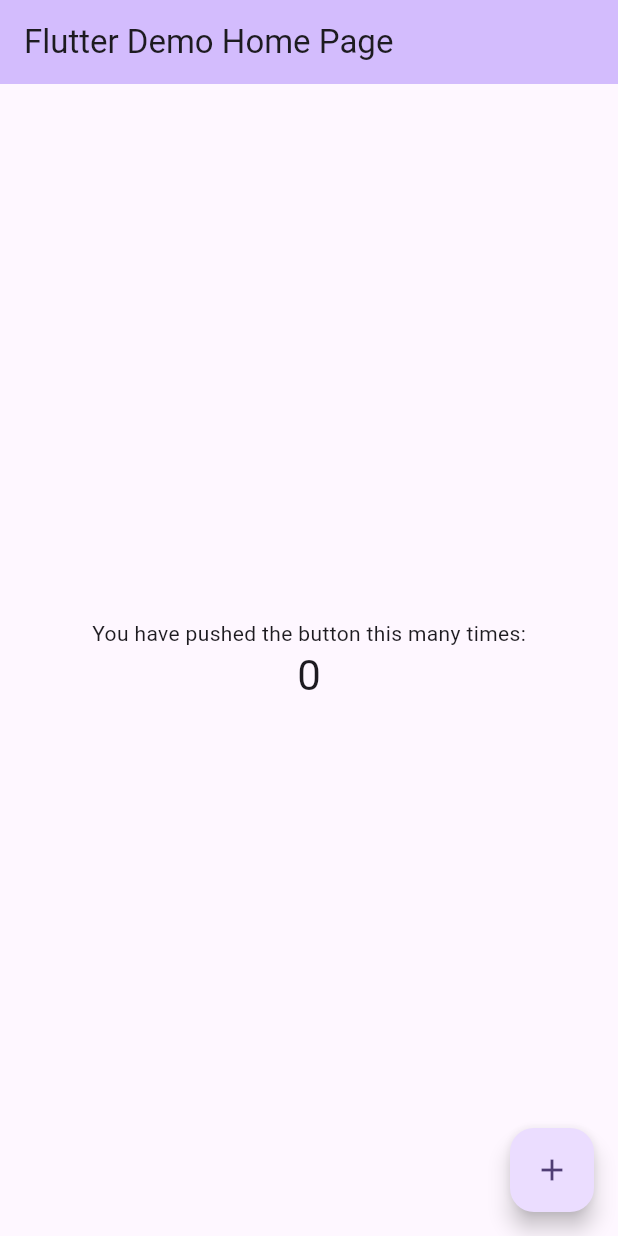
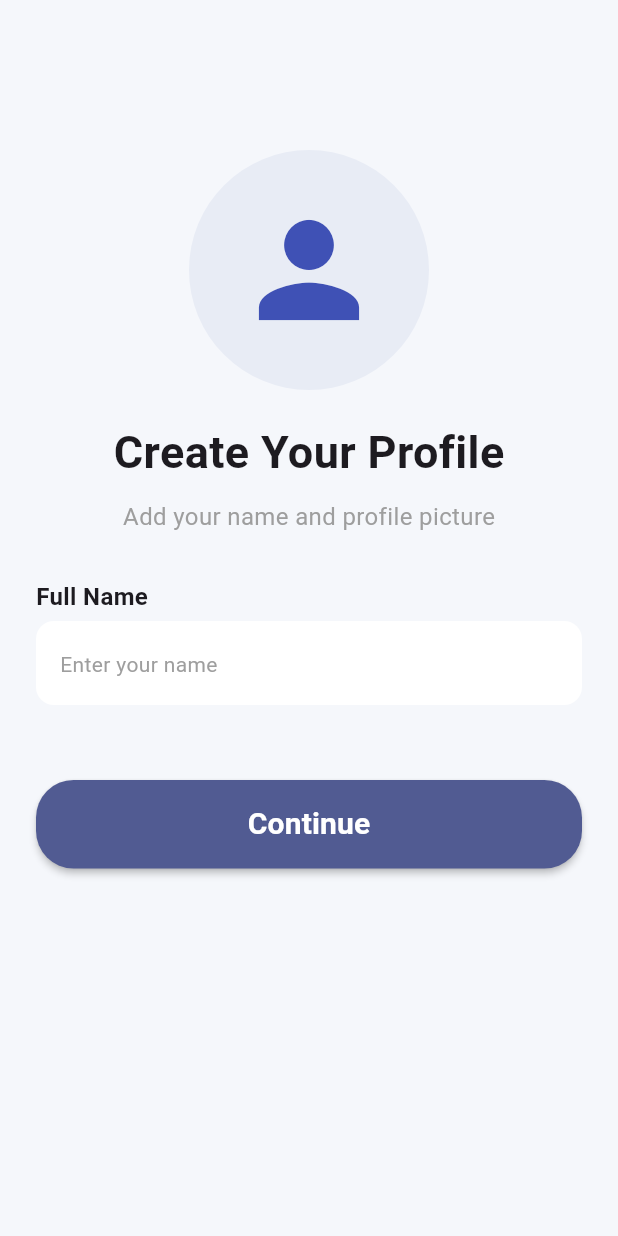
Before and after one commit to mohameddaosh187-cloud/To-Do-App, a Flutter app: the screen it shows after launch, on a phone screen of 412 x 824 dp. Run offline on Flutter 3.47's test engine with Material 3 defaults, Android fonts, the phone set to English and light mode, and no system bars.

Commit message:
build profile screen

```diff
--- /dev/null
+++ b/lib/core/app_routes.dart
@@ -0,0 +1,5 @@
+abstract class AppRoutes {
+  static String profile = "profile";
+  static String home = "Home";
+  static String addTask = "AddTask";
+}
--- a/lib/main.dart
+++ b/lib/main.dart
@@ -1,122 +1,26 @@
 import 'package:flutter/material.dart';
+import 'package:todo_app/core/app_routes.dart';
+import 'package:todo_app/view/screens/add_task_screen.dart';
+import 'package:todo_app/view/screens/home_screen.dart';
+import 'package:todo_app/view/screens/profile_screen.dart';
 
 void main() {
-  runApp(const MyApp());
+  runApp(const ToDoApp());
 }
 
-class MyApp extends StatelessWidget {
-  const MyApp({super.key});
+class ToDoApp extends StatelessWidget {
+  const ToDoApp({super.key});
 
-  // This widget is the root of your application.
   @override
   Widget build(BuildContext context) {
     return MaterialApp(
-      title: 'Flutter Demo',
-      theme: ThemeData(
-        // This is the theme of your application.
-        //
-        // TRY THIS: Try running your application with "flutter run". You'll see
-        // the application has a purple toolbar. Then, without quitting the app,
-        // try changing the seedColor in the colorScheme below to Colors.green
-        // and then invoke "hot reload" (save your changes or press the "hot
-        // reload" button in a Flutter-supported IDE, or press "r" if you used
-        // the command line to start the app).
-        //
-        // Notice that the counter didn't reset back to zero; the application
-        // state is not lost during the reload. To reset the state, use hot
-        // restart instead.
-        //
-        // This works for code too, not just values: Most code changes can be
-        // tested with just a hot reload.
-        colorScheme: .fromSeed(seedColor: Colors.deepPurple),
-      ),
-      home: const MyHomePage(title: 'Flutter Demo Home Page'),
+      debugShowCheckedModeBanner: false,
+      initialRoute: AppRoutes.profile,
+      routes: {
+        AppRoutes.profile: (context) => ProfileScreen(),
+        AppRoutes.addTask: (context) => AddTaskScreen(),
+        AppRoutes.home: (context) => HomeScreen(),
+      },
     );
   }
 }
-
-class MyHomePage extends StatefulWidget {
-  const MyHomePage({super.key, required this.title});
-
-  // This widget is the home page of your application. It is stateful, meaning
-  // that it has a State object (defined below) that contains fields that affect
-  // how it looks.
-
-  // This class is the configuration for the state. It holds the values (in this
-  // case the title) provided by the parent (in this case the App widget) and
-  // used by the build method of the State. Fields in a Widget subclass are
-  // always marked "final".
-
-  final String title;
-
-  @override
-  State<MyHomePage> createState() => _MyHomePageState();
-}
-
-class _MyHomePageState extends State<MyHomePage> {
-  int _counter = 0;
-
-  void _incrementCounter() {
-    setState(() {
-      // This call to setState tells the Flutter framework that something has
-      // changed in this State, which causes it to rerun the build method below
-      // so that the display can reflect the updated values. If we changed
-      // _counter without calling setState(), then the build method would not be
-      // called again, and so nothing would appear to happen.
-      _counter++;
-    });
-  }
-
-  @override
-  Widget build(BuildContext context) {
-    // This method is rerun every time setState is called, for instance as done
-    // by the _incrementCounter method above.
-    //
-    // The Flutter framework has been optimized to make rerunning build methods
-    // fast, so that you can just rebuild anything that needs updating rather
-    // than having to individually change instances of widgets.
-    return Scaffold(
-      appBar: AppBar(
-        // TRY THIS: Try changing the color here to a specific color (to
-        // Colors.amber, perhaps?) and trigger a hot reload to see the AppBar
-        // change color while the other colors stay the same.
-        backgroundColor: Theme.of(context).colorScheme.inversePrimary,
-        // Here we take the value from the MyHomePage object that was created by
-        // the App.build method, and use it to set our appbar title.
-        title: Text(widget.title),
-      ),
-      body: Center(
-        // Center is a layout widget. It takes a single child and positions it
-        // in the middle of the parent.
-        child: Column(
-          // Column is also a layout widget. It takes a list of children and
-          // arranges them vertically. By default, it sizes itself to fit its
-          // children horizontally, and tries to be as tall as its parent.
-          //
-          // Column has various properties to control how it sizes itself and
-          // how it positions its children. Here we use mainAxisAlignment to
-          // center the children vertically; the main axis here is the vertical
-          // axis because Columns are vertical (the cross axis would be
-          // horizontal).
-          //
-          // TRY THIS: Invoke "debug painting" (choose the "Toggle Debug Paint"
-          // action in the IDE, or press "p" in the console), to see the
-          // wireframe for each widget.
-          mainAxisAlignment: .center,
-          children: [
-            const Text('You have pushed the button this many times:'),
-            Text(
-              '$_counter',
-              style: Theme.of(context).textTheme.headlineMedium,
-            ),
-          ],
-        ),
-      ),
-      floatingActionButton: FloatingActionButton(
-        onPressed: _incrementCounter,
-        tooltip: 'Increment',
-        child: const Icon(Icons.add),
-      ),
-    );
-  }
-}
--- /dev/null
+++ b/lib/view/screens/add_task_screen.dart
@@ -0,0 +1,10 @@
+import 'package:flutter/material.dart';
+
+class AddTaskScreen extends StatelessWidget {
+  const AddTaskScreen({super.key});
+
+  @override
+  Widget build(BuildContext context) {
+    return Scaffold();
+  }
+}
--- /dev/null
+++ b/lib/view/screens/home_screen.dart
@@ -0,0 +1,10 @@
+import 'package:flutter/material.dart';
+
+class HomeScreen extends StatelessWidget {
+  const HomeScreen({super.key});
+
+  @override
+  Widget build(BuildContext context) {
+    return Scaffold();
+  }
+}
--- /dev/null
+++ b/lib/view/screens/profile_screen.dart
@@ -0,0 +1,126 @@
+import 'package:flutter/material.dart';
+
+class ProfileScreen extends StatefulWidget {
+  const new({super.key});
+
+  @override
+  State<ProfileScreen> createState() => _ProfileScreenState();
+}
+
+class _ProfileScreenState extends State<ProfileScreen> {
+  var fullName = TextEditingController();
+  @override
+  Widget build(BuildContext context) {
+    return Scaffold(
+      backgroundColor: Color(0xffF5F7FB),
+      body: Padding(
+        padding: const EdgeInsets.symmetric(horizontal: 24),
+        child: Column(
+          children: [
+            SizedBox(height: 100),
+            Container(
+              padding: EdgeInsets.all(30),
+              decoration: BoxDecoration(
+                color: Color(0xffE8ECF5),
+                borderRadius: BorderRadius.circular(100),
+              ),
+              child: Icon(Icons.person, size: 100, color: Color(0xff3F51B5)),
+            ),
+            SizedBox(height: 20),
+            Text(
+              "Create Your Profile",
+              style: TextStyle(fontSize: 30, fontWeight: .bold),
+            ),
+            SizedBox(height: 10),
+            Text(
+              "Add your name and profile picture",
+              style: TextStyle(
+                fontSize: 16,
+                fontWeight: .w400,
+                color: Colors.grey,
+              ),
+            ),
+            SizedBox(height: 30),
+
+            CustomTextFormField(
+              label: "Full Name",
+              controller: fullName,
+              validator: (value) {
+                if (value == null || value.isEmpty) {
+                  return "Enter your name";
+                }
+                return null;
+              },
+            ),
+            SizedBox(height: 50),
+            MaterialButton(
+              onPressed: () {},
+              color: Color(0xff515B92),
+              padding: EdgeInsets.all(15),
+              minWidth: 400,
+              shape: RoundedRectangleBorder(
+                borderRadius: BorderRadiusGeometry.circular(25),
+              ),
+              child: Text(
+                "Continue",
+                style: TextStyle(
+                  fontSize: 20,
+                  fontWeight: .bold,
+                  color: Colors.white,
+                ),
+              ),
+            ),
+          ],
+        ),
+      ),
+    );
+  }
+}
+
+class CustomTextFormField extends StatelessWidget {
+  const CustomTextFormField({
+    super.key,
+    this.controller,
+    this.validator,
+    required this.label,
+  });
+  final TextEditingController? controller;
+  final String? Function(String?)? validator;
+  final String label;
+  @override
+  Widget build(BuildContext context) {
+    return Column(
+      crossAxisAlignment: .start,
+      mainAxisSize: .min,
+      children: [
+        Text(label, style: TextStyle(fontSize: 16, fontWeight: .bold)),
+        SizedBox(height: 5),
+        TextFormField(
+          controller: controller,
+          validator: validator,
+          decoration: InputDecoration(
+            hint: Text("Enter your name", style: TextStyle(color: Colors.grey)),
+            fillColor: Colors.white,
+            filled: true,
+            focusedBorder: OutlineInputBorder(
+              borderRadius: BorderRadius.circular(12),
+              borderSide: BorderSide(color: Colors.blue),
+            ),
+            enabledBorder: OutlineInputBorder(
+              borderRadius: BorderRadius.circular(12),
+              borderSide: BorderSide(color: Colors.transparent),
+            ),
+            errorBorder: OutlineInputBorder(
+              borderRadius: BorderRadius.circular(12),
+              borderSide: BorderSide(color: Colors.red),
+            ),
+            focusedErrorBorder: OutlineInputBorder(
+              borderRadius: BorderRadius.circular(12),
+              borderSide: BorderSide(color: Colors.blue),
+            ),
+          ),
+        ),
+      ],
+    );
+  }
+}
```
